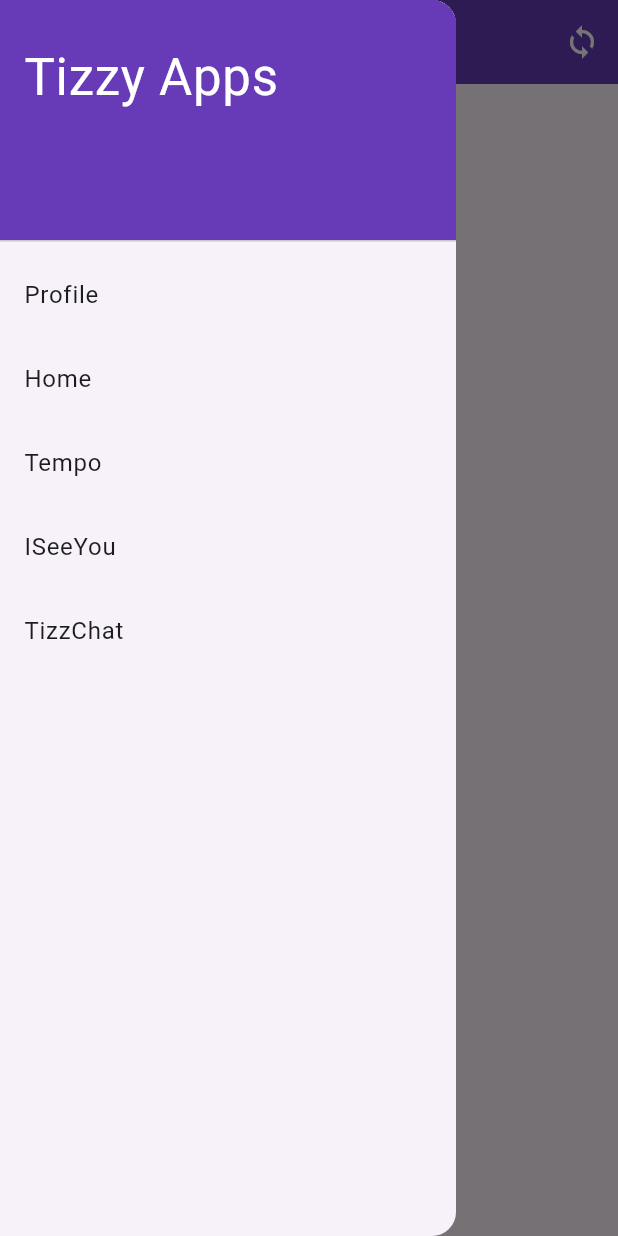
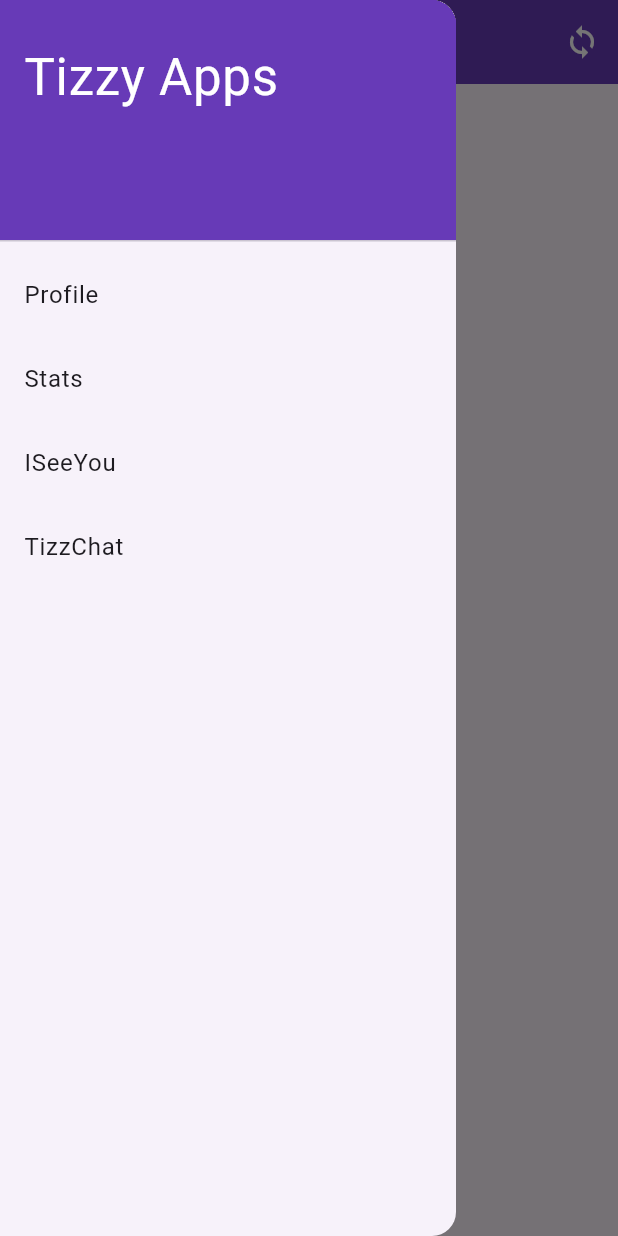
Before and after one commit to IsaiahSama/Tizzy, a Flutter app: the ISeeYouScreen screen opened by its route, with the side drawer open, on a phone screen of 412 x 824 dp. Run offline on Flutter 3.47's test engine with Material 3 defaults, Android fonts, the phone set to English and light mode, and no system bars; our stand-ins replace dio, firebase_core, firebase_messaging, flutter_riverpod, go_router, lucide_icons and 1 more; missing offline and left inert: android_intent_plus; accounts and stored records are empty; network calls fail.

Commit message:
Swapped Home and Tempo screens.

```diff
--- a/mobile/tizzy_watch/lib/core/router.dart
+++ b/mobile/tizzy_watch/lib/core/router.dart
@@ -1,7 +1,7 @@
 import 'package:flutter/material.dart';
 import 'package:go_router/go_router.dart';
 import 'package:tizzy_watch/core/auth.dart';
-import 'package:tizzy_watch/presentation/screens/home_screen.dart';
+import 'package:tizzy_watch/presentation/screens/stats_screen.dart';
 import 'package:tizzy_watch/presentation/screens/iseeyou_screen.dart';
 import 'package:tizzy_watch/presentation/screens/register_screen.dart';
 import 'package:tizzy_watch/presentation/screens/tempo_screen.dart';
@@ -26,13 +26,13 @@ final GoRouter router = GoRouter(
     return null;
   },
   routes: [
-    GoRoute(name: 'Home', path: '/', builder: (context, state) => HomeScreen()),
+    GoRoute(name: 'Home', path: '/', builder: (context, state) => TempoScreen()),
     GoRoute(name: 'Profile', path: '/profile', builder: (context, state) => ProfileScreen()),
     GoRoute(name: 'Register', path: '/register', builder: (context, state) => RegisterScreen()),
     GoRoute(
-      name: 'Tempo',
-      path: '/tempo',
-      builder: (context, state) => TempoScreen(),
+      name: 'Stats',
+      path: '/stats',
+      builder: (context, state) => StatsScreen(),
     ),
     GoRoute(
       name: 'ISeeYou',
--- a/mobile/tizzy_watch/lib/presentation/screens/home_screen.dart
+++ b/mobile/tizzy_watch/lib/presentation/screens/stats_screen.dart
@@ -3,19 +3,19 @@ import 'package:flutter_riverpod/flutter_riverpod.dart';
 import 'package:tizzy_watch/core/client.dart';
 import 'package:tizzy_watch/presentation/widgets/app_bar.dart';
 import 'package:tizzy_watch/presentation/widgets/app_drawer.dart';
-import 'package:tizzy_watch/presentation/widgets/home/heart.dart';
-import 'package:tizzy_watch/presentation/widgets/home/presence_indicator.dart';
-import 'package:tizzy_watch/presentation/widgets/home/presence_indicator_info.dart';
-import 'package:tizzy_watch/presentation/widgets/home/watch_stats.dart';
+import 'package:tizzy_watch/presentation/widgets/stats/heart.dart';
+import 'package:tizzy_watch/presentation/widgets/stats/presence_indicator.dart';
+import 'package:tizzy_watch/presentation/widgets/stats/presence_indicator_info.dart';
+import 'package:tizzy_watch/presentation/widgets/stats/watch_stats.dart';
 
-class HomeScreen extends ConsumerWidget {
-  const HomeScreen({super.key});
+class StatsScreen extends ConsumerWidget {
+  const StatsScreen({super.key});
 
   @override
   Widget build(BuildContext context, WidgetRef ref) {
     Client.promptServer();
     return Scaffold(
-      appBar: MyAppBar(title: "Home"),
+      appBar: MyAppBar(title: "Stats"),
       drawer: AppDrawer(),
       body: Padding(
         padding: const EdgeInsets.all(12.0),
--- a/mobile/tizzy_watch/lib/presentation/widgets/app_drawer.dart
+++ b/mobile/tizzy_watch/lib/presentation/widgets/app_drawer.dart
@@ -27,15 +27,9 @@ class AppDrawer extends StatelessWidget {
             },
           ),
           ListTile(
-            title: Text('Home'),
+            title: Text('Stats'),
             onTap: () {
-              context.goNamed('Home');
-            },
-          ),
-          ListTile(
-            title: Text('Tempo'),
-            onTap: () {
-              context.goNamed('Tempo');
+              context.goNamed('Stats');
             },
           ),
           ListTile(
```
Also changed, not shown: mobile/tizzy_watch/lib/presentation/widgets/stats/heart.dart (renamed from mobile/tizzy_watch/lib/presentation/widgets/home/heart.dart), mobile/tizzy_watch/lib/presentation/widgets/stats/presence_indicator.dart (renamed from mobile/tizzy_watch/lib/presentation/widgets/home/presence_indicator.dart), mobile/tizzy_watch/lib/presentation/widgets/stats/presence_indicator_info.dart (renamed from mobile/tizzy_watch/lib/presentation/widgets/home/presence_indicator_info.dart), mobile/tizzy_watch/lib/presentation/widgets/stats/watch_stats.dart (renamed from mobile/tizzy_watch/lib/presentation/widgets/home/watch_stats.dart).
